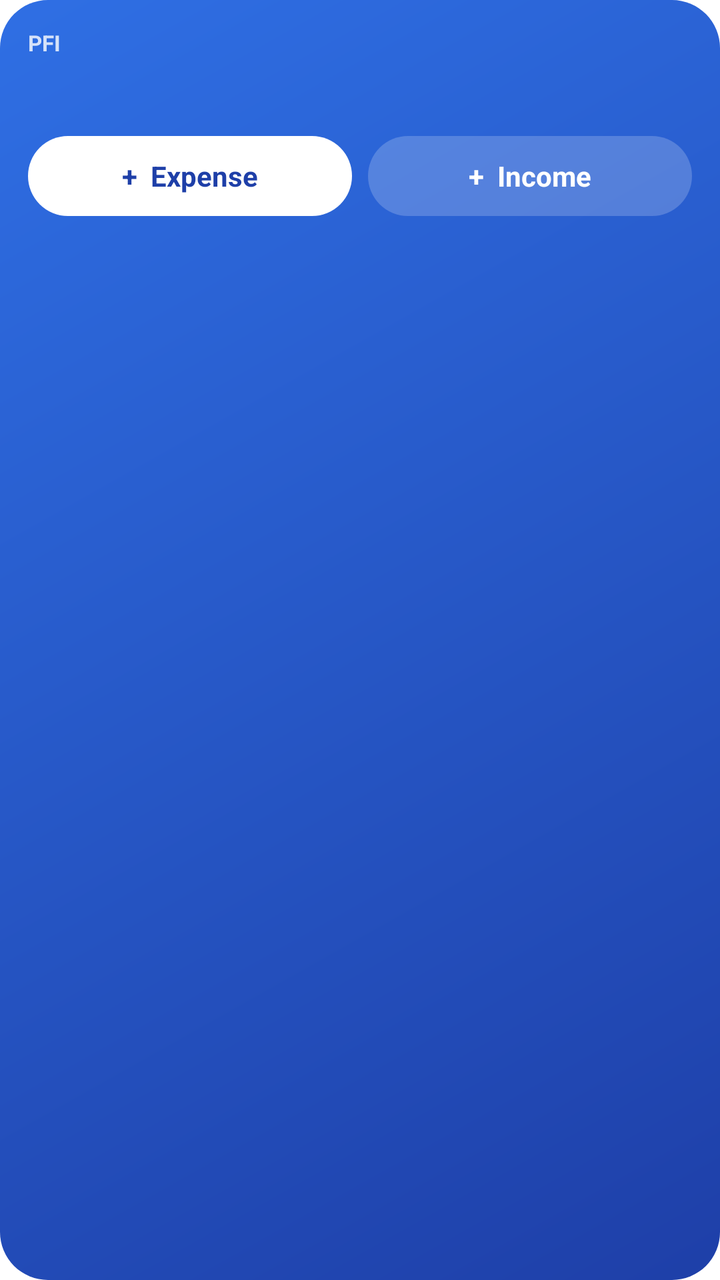
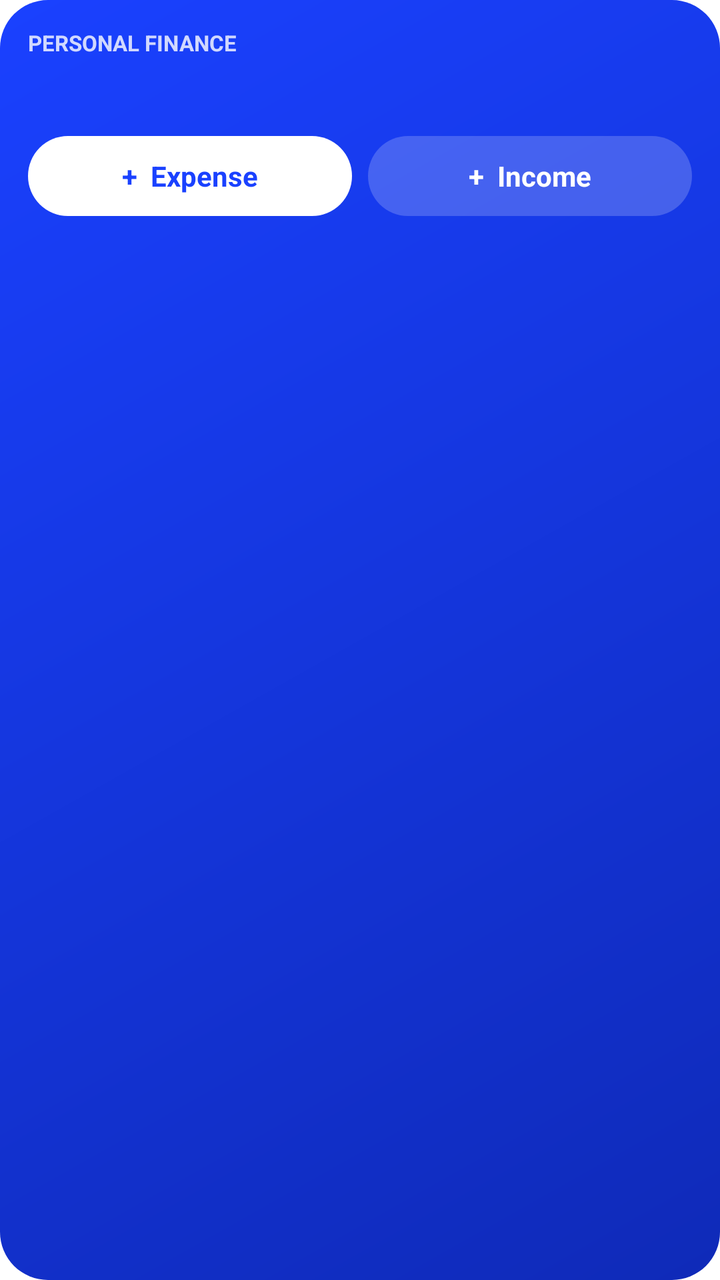

Screens rendered from an Android XML layout before and after an edit, with the pre-edit source and the edit as a unified diff.
<!-- AndroidManifest.xml: fallback theme Theme.MaterialComponents.DayNight.NoActionBar -->
<!-- res/layout/quick_add_widget.xml -->
<?xml version="1.0" encoding="utf-8"?>
<LinearLayout xmlns:android="http://schemas.android.com/apk/res/android"
    android:id="@+id/widget_root"
    android:layout_width="match_parent"
    android:layout_height="match_parent"
    android:background="@drawable/widget_bg"
    android:orientation="vertical"
    android:padding="14dp">

    <TextView
        android:id="@+id/widget_title"
        android:layout_width="wrap_content"
        android:layout_height="wrap_content"
        android:text="PFI"
        android:textAllCaps="true"
        android:textColor="#CCFFFFFF"
        android:textSize="11sp"
        android:textStyle="bold" />

    <TextView
        android:id="@+id/widget_value"
        android:layout_width="match_parent"
        android:layout_height="wrap_content"
        android:ellipsize="end"
        android:maxLines="1"
        android:textColor="#FFFFFFFF"
        android:textSize="22sp"
        android:textStyle="bold" />

    <LinearLayout
        android:layout_width="match_parent"
        android:layout_height="wrap_content"
        android:layout_marginTop="10dp"
        android:orientation="horizontal">

        <TextView
            android:id="@+id/widget_add"
            android:layout_width="0dp"
            android:layout_height="40dp"
            android:layout_weight="1"
            android:background="@drawable/widget_btn"
            android:gravity="center"
            android:maxLines="1"
            android:text="+  Expense"
            android:textColor="#FF1E3FA8"
            android:textSize="14sp"
            android:textStyle="bold" />

        <TextView
            android:id="@+id/widget_income"
            android:layout_width="0dp"
            android:layout_height="40dp"
            android:layout_marginStart="8dp"
            android:layout_weight="1"
            android:background="@drawable/widget_btn_alt"
            android:gravity="center"
            android:maxLines="1"
            android:text="+  Income"
            android:textColor="#FFFFFFFF"
            android:textSize="14sp"
            android:textStyle="bold" />
    </LinearLayout>
</LinearLayout>
<!-- resources referenced by this layout -->
<resources>
  <!-- drawable widget_bg (drawable) -->
  <?xml version="1.0" encoding="utf-8"?>
  <shape xmlns:android="http://schemas.android.com/apk/res/android" android:shape="rectangle">
      <gradient android:angle="315" android:startColor="#FF2F6FE4" android:endColor="#FF1E3FA8" />
      <corners android:radius="24dp" />
  </shape>
  <!-- drawable widget_btn (drawable) -->
  <?xml version="1.0" encoding="utf-8"?>
  <shape xmlns:android="http://schemas.android.com/apk/res/android" android:shape="rectangle">
      <solid android:color="#FFFFFFFF" />
      <corners android:radius="20dp" />
  </shape>
  <!-- drawable widget_btn_alt (drawable) -->
  <?xml version="1.0" encoding="utf-8"?>
  <shape xmlns:android="http://schemas.android.com/apk/res/android" android:shape="rectangle">
      <solid android:color="#33FFFFFF" />
      <corners android:radius="20dp" />
  </shape>
</resources>

<!-- the commit's change to res/layout/quick_add_widget.xml (unified diff, before → after) -->
@@ -11,7 +11,7 @@
         android:id="@+id/widget_title"
         android:layout_width="wrap_content"
         android:layout_height="wrap_content"
-        android:text="PFI"
+        android:text="Personal Finance"
         android:textAllCaps="true"
         android:textColor="#CCFFFFFF"
         android:textSize="11sp"
@@ -42,7 +42,7 @@
             android:gravity="center"
             android:maxLines="1"
             android:text="+  Expense"
-            android:textColor="#FF1E3FA8"
+            android:textColor="#FF1A41FF"
             android:textSize="14sp"
             android:textStyle="bold" />
 
<!-- resource entries referenced after the edit -->
@@ -3,7 +3,7 @@
   <!-- drawable widget_bg (drawable) -->
   <?xml version="1.0" encoding="utf-8"?>
   <shape xmlns:android="http://schemas.android.com/apk/res/android" android:shape="rectangle">
-      <gradient android:angle="315" android:startColor="#FF2F6FE4" android:endColor="#FF1E3FA8" />
+      <gradient android:angle="315" android:startColor="#FF1A41FF" android:endColor="#FF0F2AB8" />
       <corners android:radius="24dp" />
   </shape>
   <!-- drawable widget_btn (drawable) -->
